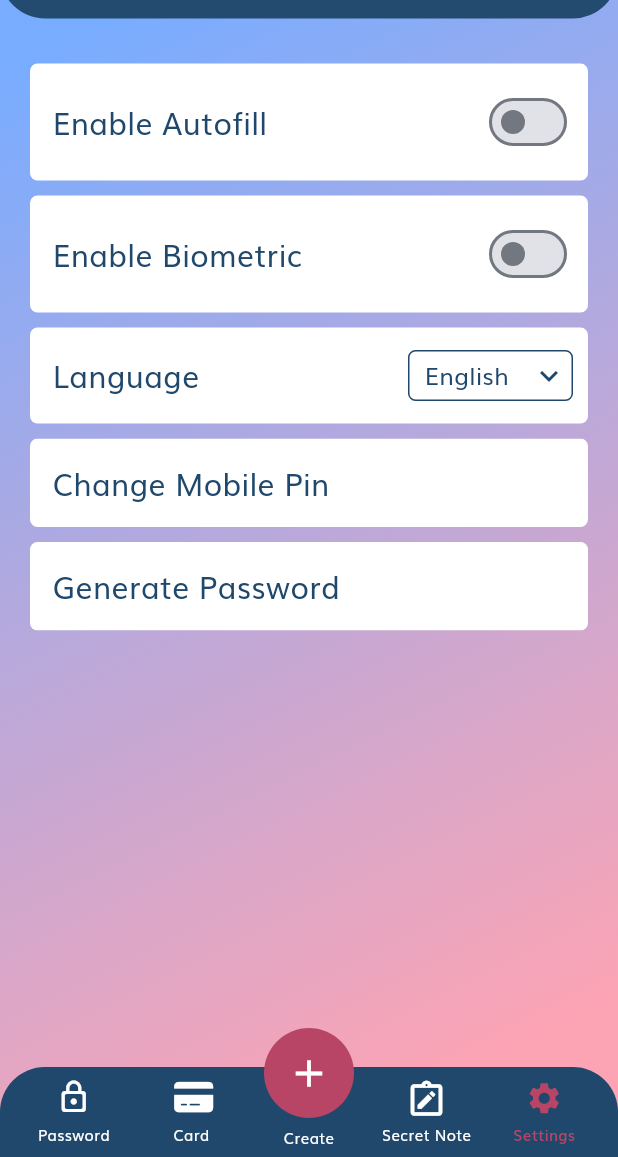
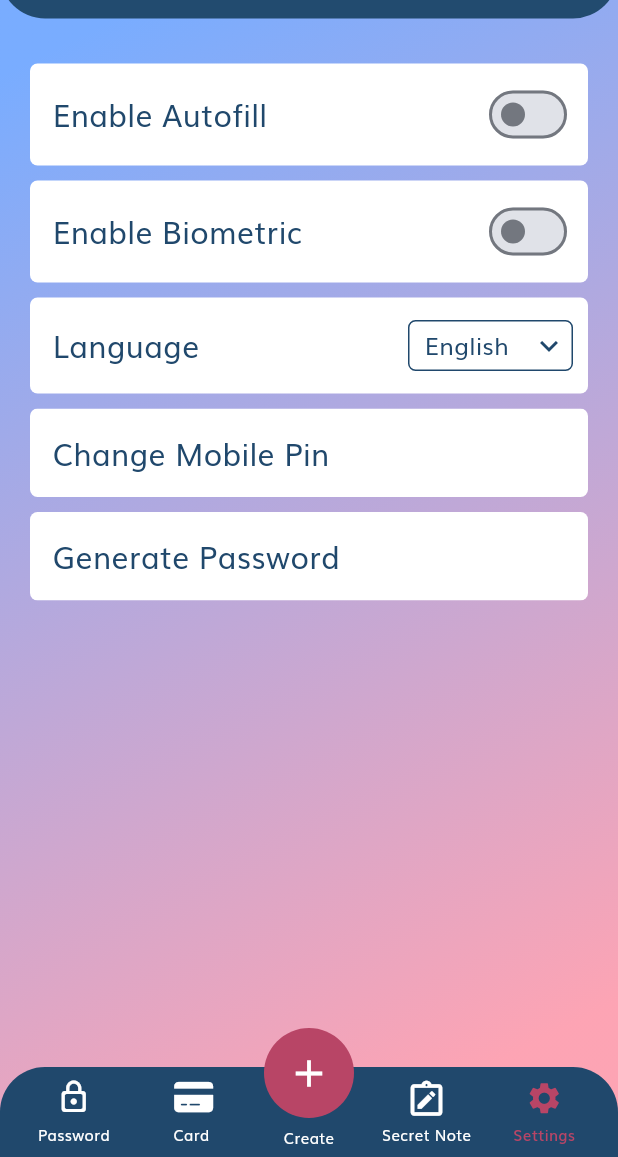
Before and after one commit to SHRIKUNJ1010/PassMana, a Flutter app: the SettingsItemListScreen screen opened by its route, on a phone screen of 412 x 824 dp, the part 79-1236 px from its top. Run offline on Flutter 3.47's test engine with Material 3 defaults, Android fonts, the phone set to English and light mode, and no system bars; our stand-ins replace flutter_redux, fluttericon, go_router, objectbox, redux; generated files the repository leaves out were written again.

Commit message:
- settings screen minor ui changes

```diff
--- a/lib/presentation/settings/settings_item_list/settings_item_list_screen.dart
+++ b/lib/presentation/settings/settings_item_list/settings_item_list_screen.dart
@@ -55,7 +55,13 @@ class SettingsItemListScreen extends StatelessWidget {
             body: ListView(
               children: [
                 const SizedBox(height: 20),
-                getCommonContainer(
+                Container(
+                  decoration: BoxDecoration(
+                    borderRadius: BorderRadius.circular(5),
+                    color: AppColors.mWhite,
+                  ),
+                  margin: const EdgeInsets.fromLTRB(20, 10, 20, 0),
+                  padding: const EdgeInsets.fromLTRB(15, 10, 10, 10),
                   child: Row(
                     children: [
                       Expanded(
@@ -73,7 +79,13 @@ class SettingsItemListScreen extends StatelessWidget {
                     ],
                   ),
                 ),
-                getCommonContainer(
+                Container(
+                  decoration: BoxDecoration(
+                    borderRadius: BorderRadius.circular(5),
+                    color: AppColors.mWhite,
+                  ),
+                  margin: const EdgeInsets.fromLTRB(20, 10, 20, 0),
+                  padding: const EdgeInsets.fromLTRB(15, 10, 10, 10),
                   child: Row(
                     children: [
                       Expanded(
```
